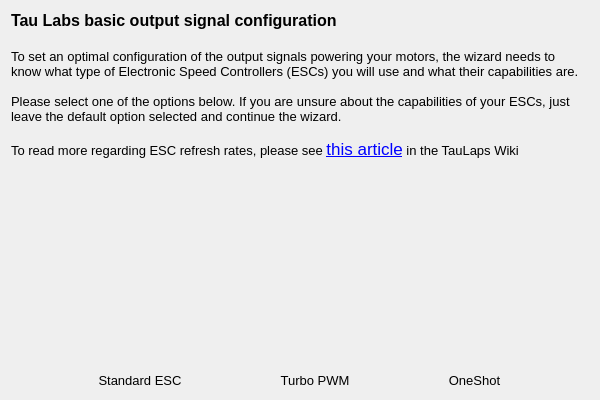
Above: ground/gcs/src/plugins/setupwizard/pages/outputpage.ui from TauLabs/TauLabs before the change. Below: the same form after it.
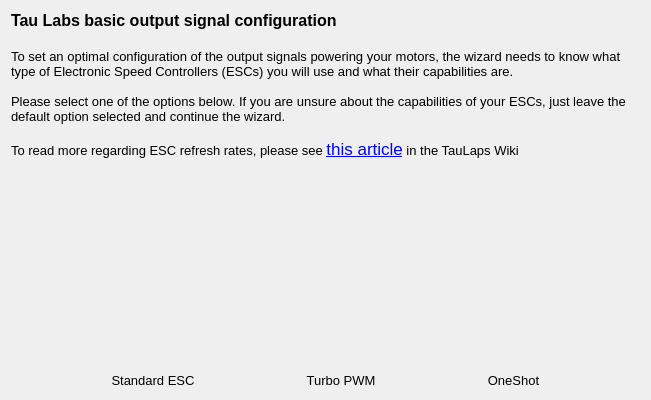
That is the form after the change. Icons and pictures are not drawn.

Diff of the .ui file:
```diff
--- a/ground/gcs/src/plugins/setupwizard/pages/outputpage.ui
+++ b/ground/gcs/src/plugins/setupwizard/pages/outputpage.ui
@@ -6,7 +6,7 @@
    <rect>
     <x>0</x>
     <y>0</y>
-    <width>600</width>
+    <width>651</width>
     <height>400</height>
    </rect>
   </property>
@@ -130,7 +130,7 @@
         <bool>true</bool>
        </property>
        <property name="checked">
-        <bool>true</bool>
+        <bool>false</bool>
        </property>
        <property name="autoExclusive">
         <bool>true</bool>
```
Left out of the diff: 4 changed lines with no effect on the pictures.
